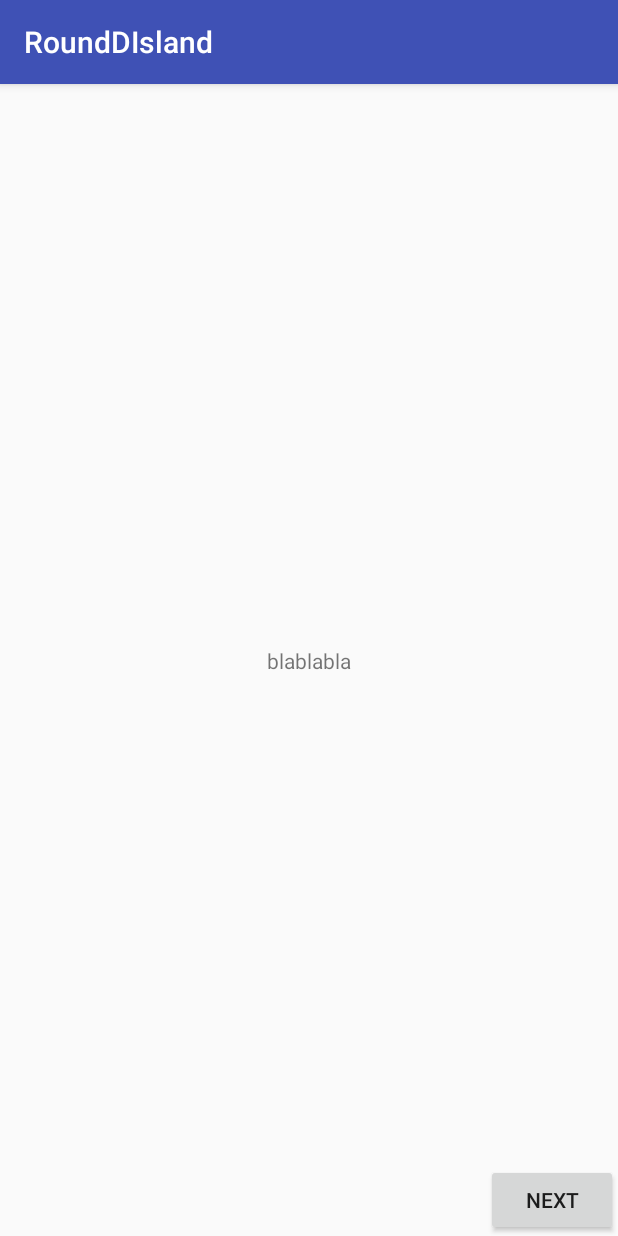
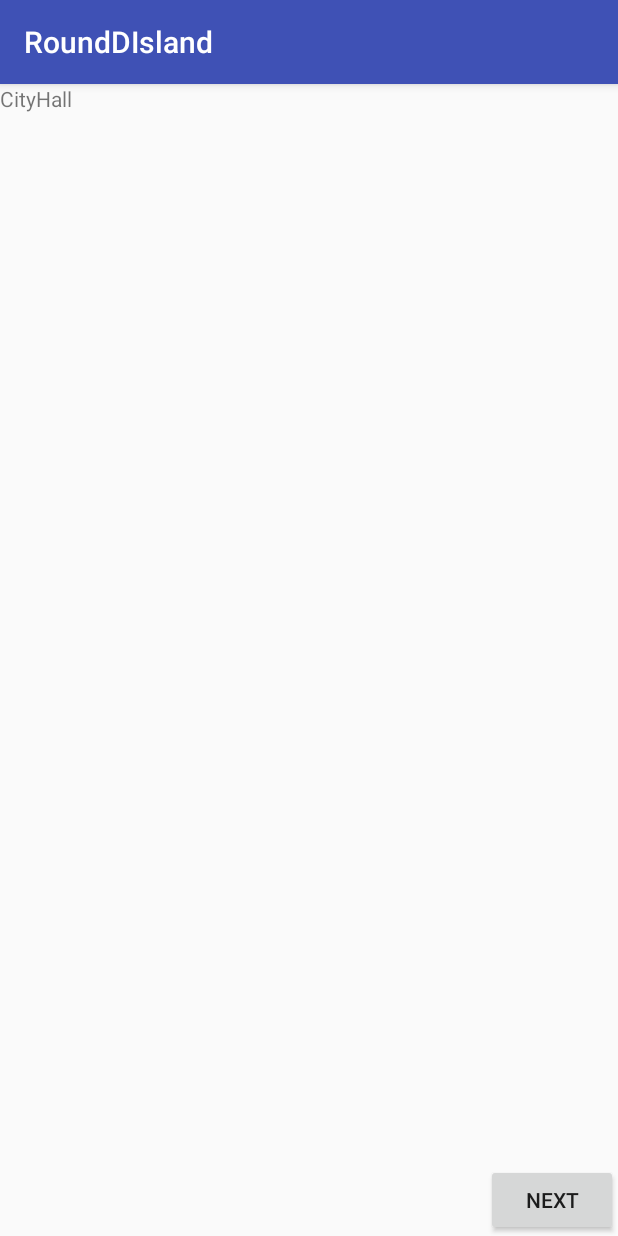
Before and after one commit to Red395/RDI, an Android app: the screen it shows after launch (MainActivity), after a tap on "NEXT", on a phone screen of 412 x 824 dp. Run offline under Robolectric (Android 15) with nearby library versions, the phone set to English and light mode, and no system bars.

Commit message:
made rotating button

```diff
--- a/app/src/main/java/com/example/wiskowski/rounddisland/MainActivity.java
+++ b/app/src/main/java/com/example/wiskowski/rounddisland/MainActivity.java
@@ -12,18 +12,24 @@ public class MainActivity extends AppCompatActivity {
    // Private currentView = R.layout.activity_main;
     @Override
     protected void onCreate(Bundle savedInstanceState) {
-        Integer temp = 0;
 
         super.onCreate(savedInstanceState);
         setContentView(R.layout.activity_main);
       //  R.layout.activity_main.
         Button button = (Button) findViewById(R.id.NextButton);
         button.setOnClickListener(new View.OnClickListener(){
-
+            Integer Position = 0;
             @Override
             public void onClick(View view){
                 TextView text = (TextView)findViewById(R.id.NextText);
-                text.setText("blablabla");
+                String[] LocationNames = {"CityHall","TLF HQ", "Matt's House"};
+                text.setText(LocationNames[Position]);
+                if (Position >= LocationNames.length-1){
+                    Position = 0;
+                } else {
+                    Position++;
+                }
+
             }
         });
 
--- a/app/src/main/res/layout/activity_main.xml
+++ b/app/src/main/res/layout/activity_main.xml
@@ -5,16 +5,6 @@
     android:layout_width="match_parent"
     android:layout_height="match_parent"
     tools:context=".MainActivity">
-
-    <TextView
-        android:id="@+id/NextText"
-        android:layout_width="wrap_content"
-        android:layout_height="wrap_content"
-        android:text="Hello World!"
-        app:layout_constraintBottom_toBottomOf="parent"
-        app:layout_constraintLeft_toLeftOf="parent"
-        app:layout_constraintRight_toRightOf="parent"
-        app:layout_constraintTop_toTopOf="parent" />
 
     <Button
         android:id="@+id/NextButton"
@@ -28,4 +18,40 @@
         app:layout_constraintTop_toTopOf="parent"
         app:layout_constraintVertical_bias="1.0" />
 
+    <TableLayout
+        android:layout_width="match_parent"
+        android:layout_height="match_parent"
+        app:layout_constraintBottom_toBottomOf="parent"
+        app:layout_constraintEnd_toEndOf="parent"
+        app:layout_constraintStart_toStartOf="parent"
+        app:layout_constraintTop_toTopOf="parent">
+
+        <TableRow
+            android:layout_width="match_parent"
+            android:layout_height="match_parent" >
+
+            <TextView
+                android:id="@+id/NextText"
+                android:layout_width="wrap_content"
+                android:layout_height="wrap_content"
+                android:text="Hello World!"
+                app:layout_constraintBottom_toBottomOf="parent"
+                app:layout_constraintLeft_toLeftOf="parent"
+                app:layout_constraintRight_toRightOf="parent"
+                app:layout_constraintTop_toTopOf="parent" />
+        </TableRow>
+
+        <TableRow
+            android:layout_width="match_parent"
+            android:layout_height="match_parent" />
+
+        <TableRow
+            android:layout_width="match_parent"
+            android:layout_height="match_parent" />
+
+        <TableRow
+            android:layout_width="match_parent"
+            android:layout_height="match_parent" />
+    </TableLayout>
+
 </android.support.constraint.ConstraintLayout>
```
